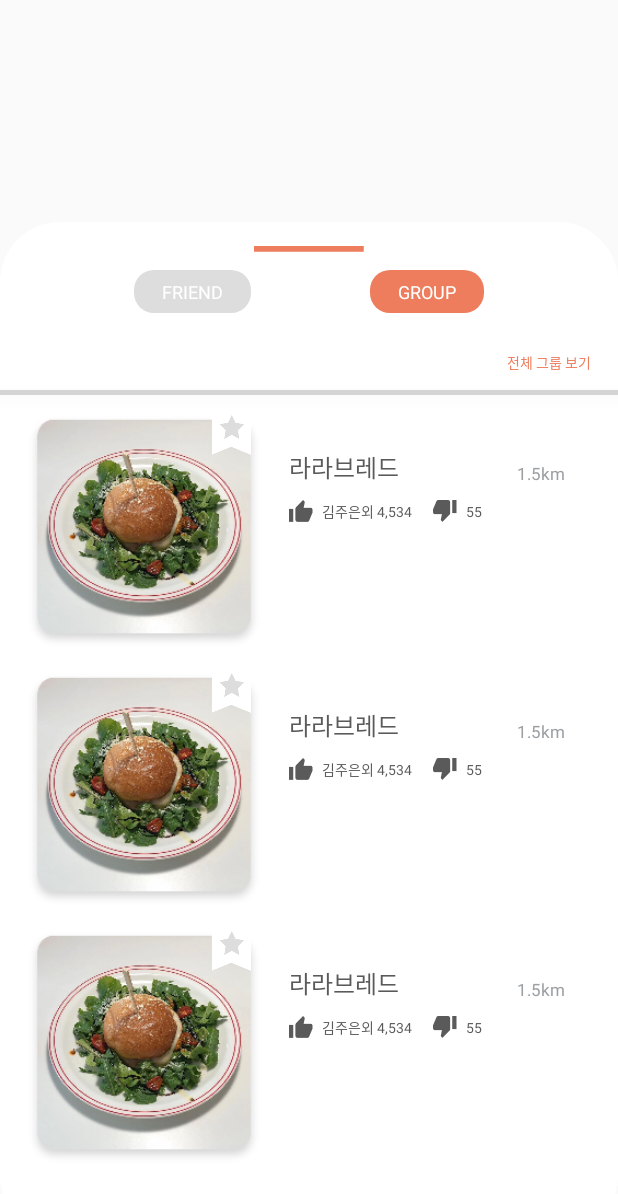
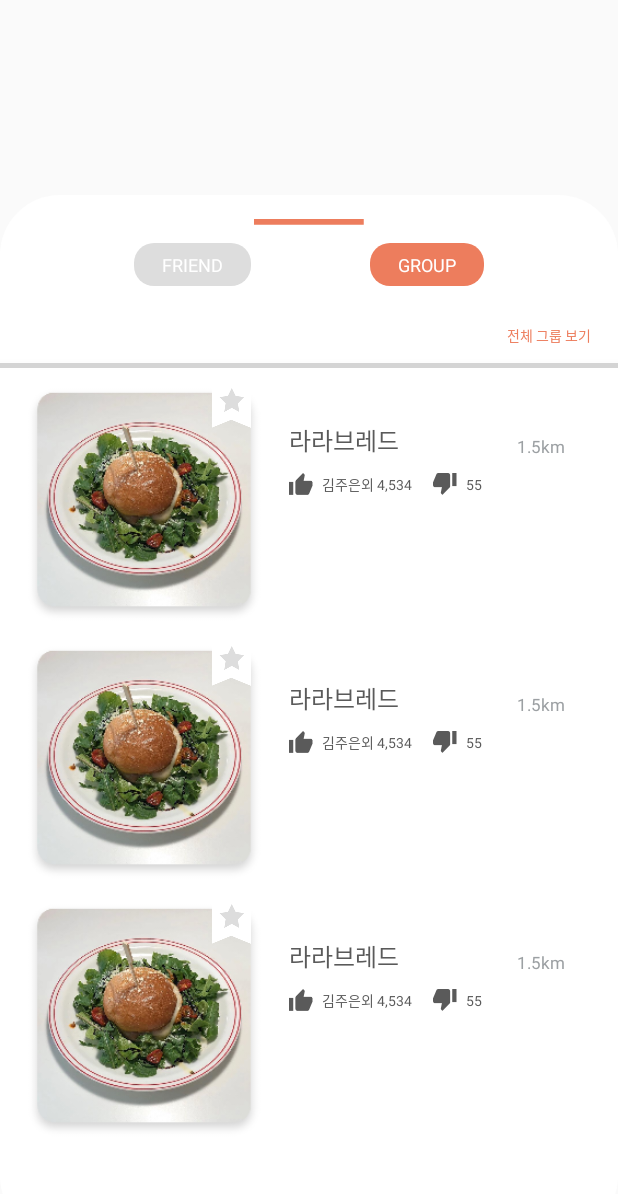
Before and after one commit to JiHyeonMon/Suffle-Android, an Android app: the layout bottom_sheet_behavior.xml on its own in the app's theme, with its tools: preview values and no code run, on a phone screen of 412 x 824 dp. Shown: the top 1194 px of the screen. Run offline under Robolectric (Android 15) with nearby library versions, the phone set to English and light mode, and no system bars.

Commit message:
[Map] set nested scroll view in scroll panel

```diff
--- a/app/src/main/res/layout/bottom_sheet_behavior.xml
+++ b/app/src/main/res/layout/bottom_sheet_behavior.xml
@@ -4,44 +4,61 @@
     xmlns:tools="http://schemas.android.com/tools"
     android:layout_width="match_parent"
     android:layout_height="match_parent"
-    android:background="@drawable/bg_white_round"
-    android:layout_marginTop="148dp">
+    android:layout_marginTop="130dp"
+    android:background="@drawable/bg_white_round">
+
+    <androidx.core.widget.NestedScrollView
+        android:id="@+id/frag_map_nested_scroll"
+        android:layout_width="match_parent"
+        android:layout_height="wrap_content"
+        app:layout_constraintEnd_toEndOf="parent"
+        app:layout_constraintStart_toStartOf="parent"
+        app:layout_constraintTop_toTopOf="parent">
+
+        <LinearLayout
+            android:layout_width="match_parent"
+            android:layout_height="wrap_content"
+            android:orientation="vertical">
+
+            <androidx.constraintlayout.widget.ConstraintLayout
+                android:layout_width="match_parent"
+                android:layout_height="wrap_content">
 
                 <ImageView
                     android:id="@+id/frag_map_navi_bar"
                     android:layout_width="wrap_content"
                     android:layout_height="wrap_content"
                     android:layout_marginTop="16dp"
+                    android:src="@drawable/map_slide_up"
                     app:layout_constraintEnd_toEndOf="parent"
                     app:layout_constraintStart_toStartOf="parent"
-        app:layout_constraintTop_toTopOf="parent"
-        android:src="@drawable/map_slide_up"/>
+                    app:layout_constraintTop_toTopOf="parent"/>
 
                 <TextView
-        android:id="@+id/textView9"
+                    android:id="@+id/frag_map_btn_friend"
                     android:layout_width="wrap_content"
                     android:layout_height="wrap_content"
                     android:layout_marginStart="89dp"
                     android:layout_marginTop="12dp"
+                    android:background="@drawable/bg_white_three_round"
+                    android:lineSpacingExtra="1sp"
                     android:text="FRIEND"
+                    android:textColor="@color/white"
                     android:textSize="12sp"
-        android:textColor="@color/white"
-        android:lineSpacingExtra="1sp"
-        android:background="@drawable/bg_white_three_round"
                     app:layout_constraintStart_toStartOf="parent"
                     app:layout_constraintTop_toBottomOf="@+id/frag_map_navi_bar" />
 
                 <TextView
-        android:id="@+id/textView10"
+                    android:id="@+id/frag_map_btn_group"
                     android:layout_width="wrap_content"
                     android:layout_height="wrap_content"
                     android:layout_marginTop="12dp"
                     android:layout_marginEnd="89dp"
+                    android:background="@drawable/bg_faded_orange_round"
+                    android:lineSpacingExtra="1sp"
                     android:text="GROUP"
+                    android:textColor="@color/white"
                     android:textSize="12sp"
-        android:textColor="@color/white"
-        android:lineSpacingExtra="1sp"
-        android:background="@drawable/bg_faded_orange_round"
                     app:layout_constraintEnd_toEndOf="parent"
                     app:layout_constraintTop_toBottomOf="@+id/frag_map_navi_bar" />
 
@@ -51,9 +68,7 @@
                     android:layout_height="wrap_content"
                     android:layout_marginTop="14dp"
                     app:layout_constraintStart_toStartOf="parent"
-        app:layout_constraintTop_toBottomOf="@+id/textView9">
-
-    </androidx.recyclerview.widget.RecyclerView>
+                    app:layout_constraintTop_toBottomOf="@+id/frag_map_btn_friend" />
 
                 <TextView
                     android:id="@+id/textView11"
@@ -61,10 +76,10 @@
                     android:layout_height="wrap_content"
                     android:layout_marginTop="11dp"
                     android:layout_marginEnd="18dp"
+                    android:lineSpacingExtra="4sp"
                     android:text="전체 그룹 보기"
+                    android:textColor="@color/faded_orange"
                     android:textSize="9sp"
-        android:textColor="@color/faded_orange"
-        android:lineSpacingExtra="4sp"
                     app:layout_constraintEnd_toEndOf="parent"
                     app:layout_constraintTop_toBottomOf="@+id/bottom_sheet_rv_person" />
 
@@ -78,15 +93,20 @@
                     app:layout_constraintEnd_toEndOf="parent"
                     app:layout_constraintStart_toStartOf="parent"
                     app:layout_constraintTop_toBottomOf="@+id/bottom_sheet_rv_person" />
+            </androidx.constraintlayout.widget.ConstraintLayout>
 
             <androidx.recyclerview.widget.RecyclerView
                 android:id="@+id/bottom_sheet_rv_place"
                 android:layout_width="match_parent"
                 android:layout_height="wrap_content"
                 android:layout_marginHorizontal="15dp"
+                android:nestedScrollingEnabled="false"
                 app:layout_constraintEnd_toEndOf="parent"
                 app:layout_constraintStart_toStartOf="parent"
                 app:layout_constraintTop_toBottomOf="@+id/constraintLayout3"
-        tools:listitem="@layout/item_frag_home_linear_list"/>
+                tools:listitem="@layout/item_frag_home_linear_list" />
+
+        </LinearLayout>
+    </androidx.core.widget.NestedScrollView>
 
 </androidx.constraintlayout.widget.ConstraintLayout>
```
Also changed, not shown: app/src/main/java/com/example/suffle/ui/Map/MapFragment.kt (+26 -8 lines), app/src/main/res/layout/item_frag_map_circle.xml (+5 -4 lines). Lines whose indentation alone changed are shown as unchanged.
